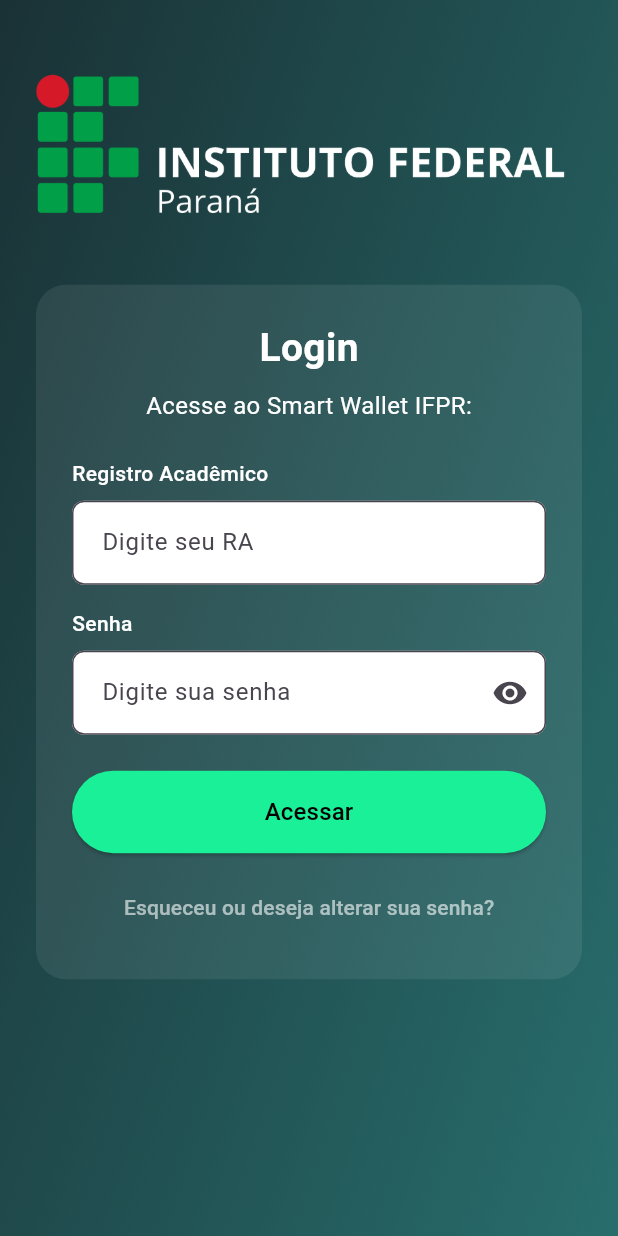
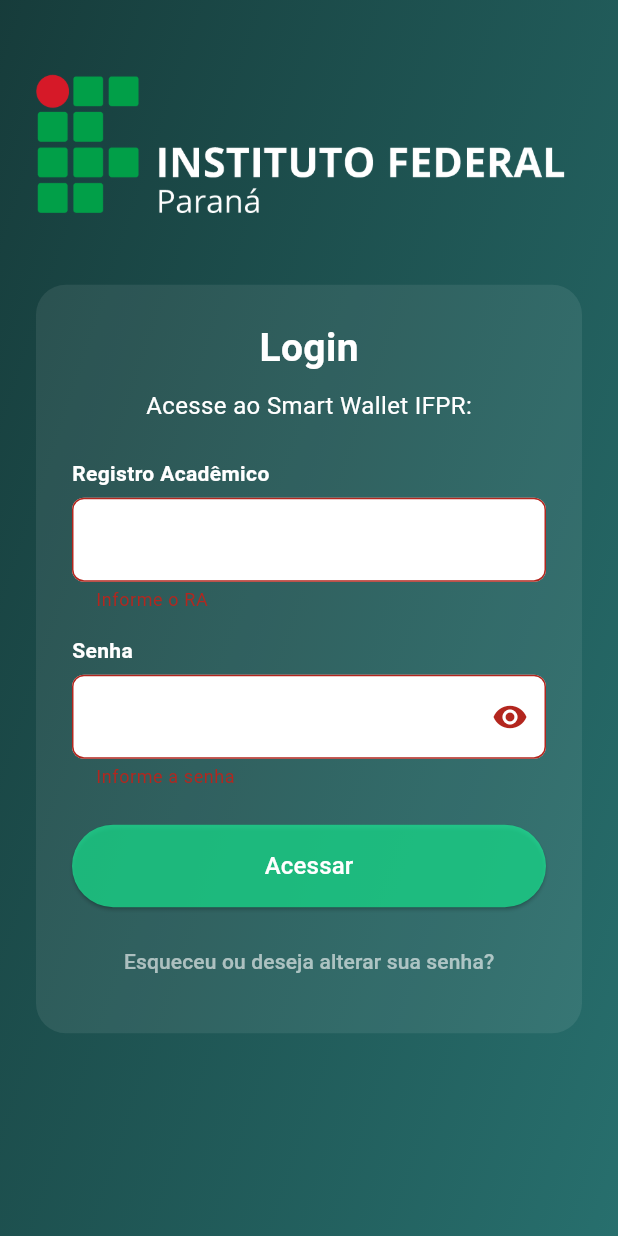
Before and after one commit to Smart-Wallet-IFPR/app-smart-wallet-ifpr, a Flutter app: the screen it shows after launch, after a tap on "Acessar", on a phone screen of 412 x 824 dp. Run offline on Flutter 3.47's test engine with Material 3 defaults, Android fonts, the phone set to English and light mode, and no system bars.

Commit message:
SWI-0003 - Tela Login e Redirecionamento
SWI-0003 - Tela Login e Redirecionamento

```diff
--- a/lib/app/app_widget.dart
+++ b/lib/app/app_widget.dart
@@ -1,3 +1,4 @@
+import 'package:app_smart_wallet_ifpr/core/routes/app_routes.dart';
 import 'package:app_smart_wallet_ifpr/modules/auth/presentation/controllers/auth_controller.dart';
 import 'package:app_smart_wallet_ifpr/modules/auth/presentation/pages/login_page.dart';
 import 'package:app_smart_wallet_ifpr/modules/home/home_page.dart';
@@ -35,9 +36,13 @@
         }
 
         return MaterialApp(
-          title: 'Flutter Login',
+          title: 'Smart Wallet IFPR',
           home:
               authController.isLoggedIn ? const HomePage() : const LoginPage(),
+          routes: {
+            AppRoutes.home: (_) => const HomePage(),
+            AppRoutes.login: (_) => const LoginPage(),
+          },
         );
       },
     );
--- a/lib/core/routes/app_routes.dart
+++ b/lib/core/routes/app_routes.dart
@@ -1,3 +1,4 @@
 class AppRoutes {
   static const login = '/login';
+  static const home = '/home';
 }
--- a/lib/modules/auth/presentation/pages/login_page.dart
+++ b/lib/modules/auth/presentation/pages/login_page.dart
@@ -1,3 +1,4 @@
+import 'package:app_smart_wallet_ifpr/shared/constants/app_colors.dart';
 import 'package:flutter/material.dart';
 import '../widgets/login_form.dart';
 
@@ -13,7 +14,7 @@
             begin: Alignment.topLeft,
             end: Alignment.bottomRight,
             transform: GradientRotation(135 * 3.1416 / 180),
-            colors: [Color(0xFF2B7A78), Color(0xFF17252A)],
+            colors: [AppColors.loginSecondary, AppColors.loginBlack],
           ),
         ),
         child: LayoutBuilder(
--- a/lib/modules/auth/presentation/widgets/login_form.dart
+++ b/lib/modules/auth/presentation/widgets/login_form.dart
@@ -1,4 +1,9 @@
+import 'package:app_smart_wallet_ifpr/core/routes/app_routes.dart';
+import 'package:app_smart_wallet_ifpr/modules/auth/presentation/controllers/auth_controller.dart';
+import 'package:app_smart_wallet_ifpr/modules/auth/presentation/controllers/login_controller.dart';
+import 'package:app_smart_wallet_ifpr/shared/constants/app_colors.dart';
 import 'package:flutter/material.dart';
+import 'package:provider/provider.dart';
 
 class LoginForm extends StatefulWidget {
   const LoginForm({super.key});
@@ -8,70 +13,153 @@
 }
 
 class _LoginFormState extends State<LoginForm> {
+  final _formKey = GlobalKey<FormState>();
   final _raController = TextEditingController();
-  final _senhaController = TextEditingController();
+  final _passwordController = TextEditingController();
   bool _obscurePassword = true;
+  bool _isLoading = false;
 
   @override
   void dispose() {
     _raController.dispose();
-    _senhaController.dispose();
+    _passwordController.dispose();
     super.dispose();
+  }
+
+  void _submitLogin() async {
+    if (!_formKey.currentState!.validate()) return;
+
+    setState(() {
+      _isLoading = true;
+    });
+
+    final loginController = Provider.of<LoginController>(
+      context,
+      listen: false,
+    );
+    final authController = Provider.of<AuthController>(context, listen: false);
+
+    final ra = _raController.text.trim();
+    final password = _passwordController.text.trim();
+
+    await loginController.login(ra, password).then((result) {
+      if (!mounted) return;
+
+      if (!result) {
+        ScaffoldMessenger.of(
+          context,
+        ).showSnackBar(const SnackBar(content: Text('RA ou senha inválidos!')));
+
+        setState(() {
+          _isLoading = false;
+        });
+
+        return;
+      }
+
+      authController.setLoggedIn(true);
+      if (!mounted) return;
+
+      setState(() {
+        _isLoading = false;
+      });
+
+      ScaffoldMessenger.of(context).showSnackBar(
+        const SnackBar(content: Text('Login efetuado com sucesso!')),
+      );
+
+      Navigator.pushReplacementNamed(context, AppRoutes.home);
+    });
   }
 
   @override
   Widget build(BuildContext context) {
-    return Column(
+    return Form(
+      key: _formKey,
+      child: Column(
+        children: [
+          Column(
             crossAxisAlignment: CrossAxisAlignment.start,
             children: [
               const Text(
                 'Registro Acadêmico',
                 style: TextStyle(
                   color: Colors.white,
-            fontSize: 14,
-            fontWeight: FontWeight.w500,
+                  fontWeight: FontWeight.w600,
                 ),
               ),
-        const SizedBox(height: 8),
+              const SizedBox(height: 6),
               TextFormField(
                 controller: _raController,
+                validator:
+                    (value) =>
+                        value == null || value.isEmpty ? 'Informe o RA' : null,
+                cursorColor: AppColors.loginSecondary,
                 decoration: InputDecoration(
-            hintText: 'Digite seu RA',
                   filled: true,
                   fillColor: Colors.white,
-            border: OutlineInputBorder(borderRadius: BorderRadius.circular(8)),
                   contentPadding: const EdgeInsets.symmetric(
+                    horizontal: 12,
                     vertical: 16,
-              horizontal: 16,
+                  ),
+                  border: OutlineInputBorder(
+                    borderRadius: BorderRadius.circular(8),
+                  ),
+                  focusedBorder: OutlineInputBorder(
+                    borderRadius: BorderRadius.circular(8),
+                    borderSide: const BorderSide(
+                      color: AppColors.loginSecondary,
+                      width: 2,
                     ),
                   ),
                 ),
+              ),
+            ],
+          ),
           const SizedBox(height: 16),
 
+          Column(
+            crossAxisAlignment: CrossAxisAlignment.start,
+            children: [
               const Text(
                 'Senha',
                 style: TextStyle(
                   color: Colors.white,
-            fontSize: 14,
-            fontWeight: FontWeight.w500,
+                  fontWeight: FontWeight.w600,
                 ),
               ),
-        const SizedBox(height: 8),
+              const SizedBox(height: 6),
               TextFormField(
-          controller: _senhaController,
+                controller: _passwordController,
                 obscureText: _obscurePassword,
+                validator:
+                    (value) =>
+                        value == null || value.isEmpty
+                            ? 'Informe a senha'
+                            : null,
+                cursorColor: AppColors.loginSecondary,
                 decoration: InputDecoration(
-            hintText: 'Digite sua senha',
                   filled: true,
                   fillColor: Colors.white,
-            border: OutlineInputBorder(borderRadius: BorderRadius.circular(8)),
                   contentPadding: const EdgeInsets.symmetric(
+                    horizontal: 12,
                     vertical: 16,
-              horizontal: 16,
+                  ),
+                  border: OutlineInputBorder(
+                    borderRadius: BorderRadius.circular(8),
+                  ),
+                  focusedBorder: OutlineInputBorder(
+                    borderRadius: BorderRadius.circular(8),
+                    borderSide: const BorderSide(
+                      color: AppColors.loginSecondary,
+                      width: 2,
+                    ),
                   ),
                   suffixIcon: IconButton(
                     icon: Icon(
-                _obscurePassword ? Icons.visibility : Icons.visibility_off,
+                      _obscurePassword
+                          ? Icons.visibility
+                          : Icons.visibility_off,
                     ),
                     onPressed: () {
                       setState(() {
@@ -81,27 +169,39 @@
                   ),
                 ),
               ),
-
+            ],
+          ),
           const SizedBox(height: 24),
 
           SizedBox(
             width: double.infinity,
             child: ElevatedButton(
               style: ElevatedButton.styleFrom(
-              backgroundColor: const Color(0xFF1AF097),
-              foregroundColor: Colors.black,
+                backgroundColor: const Color.fromARGB(171, 26, 240, 151),
+                foregroundColor: Colors.white,
                 padding: const EdgeInsets.symmetric(vertical: 16),
                 shape: RoundedRectangleBorder(
                   borderRadius: BorderRadius.circular(32),
                 ),
               ),
-            onPressed: () {
-              // TODO -> Login aqui
-            },
-            child: const Text('Acessar', style: TextStyle(fontSize: 16)),
+              onPressed: _isLoading ? () {} : _submitLogin,
+              child:
+                  _isLoading
+                      ? const SizedBox(
+                        width: 24,
+                        height: 24,
+                        child: CircularProgressIndicator(
+                          strokeWidth: 2,
+                          valueColor: AlwaysStoppedAnimation<Color>(
+                            Colors.white,
+                          ),
+                        ),
+                      )
+                      : const Text('Acessar', style: TextStyle(fontSize: 16)),
             ),
           ),
         ],
+      ),
     );
   }
 }
--- /dev/null
+++ b/lib/shared/constants/app_colors.dart
@@ -0,0 +1,7 @@
+import 'package:flutter/material.dart';
+
+class AppColors {
+  static const Color loginPrimary = Color(0xFF1AF097);
+  static const Color loginSecondary = Color(0xFF2B7A78);
+  static const Color loginBlack = Color(0xFF133130);
+}
--- a/lib/shared/constants/app_string.dart
+++ /dev/null
@@ -1,4 +0,0 @@
-class AppString {
-  // TODO -> Utilizar constantes.
-  static const String appName = 'Smart Wallet IFPR';
-}
```
Also changed, not shown: lib/core/widgets/custom_loader.dart (added, +28 -0 lines), lib/modules/auth/presentation/controllers/auth_controller.dart (+7 -9 lines), lib/core/widgets/custom_button.dart (deleted). Lines whose indentation alone changed are shown as unchanged.
